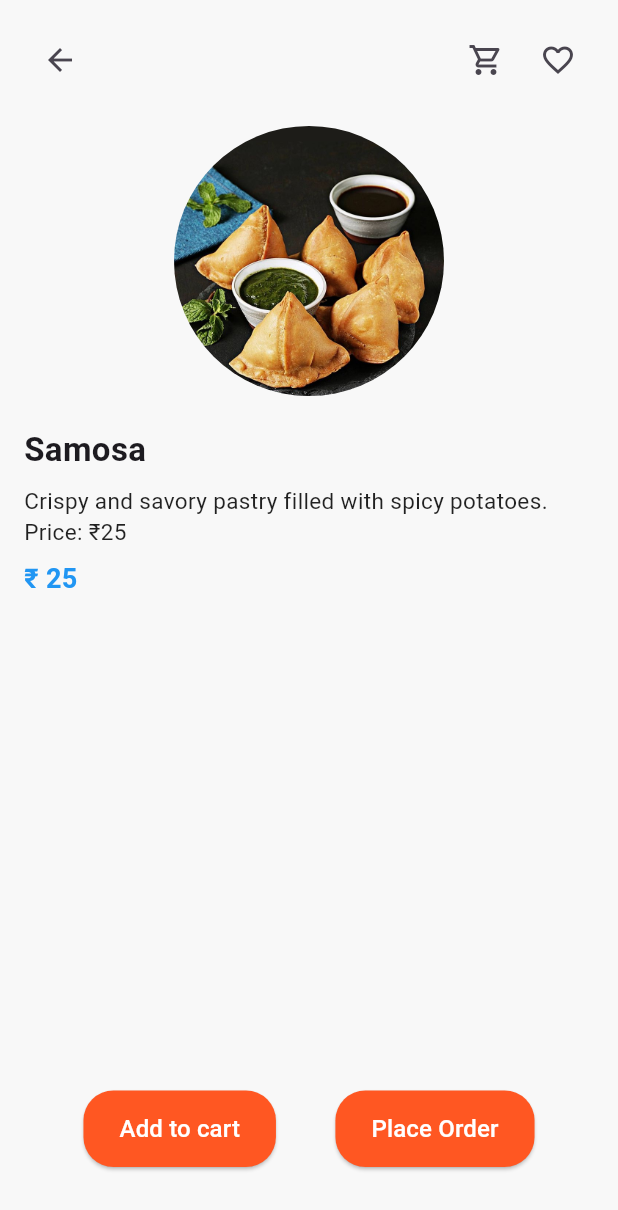
After one commit to RahulVyas12/flutter_project, a Flutter app: the FoodDetailPage screen opened directly, on a phone screen of 412 x 824 dp. The commit adds this screen. Shown: the top 1210 px of the screen. Run offline on Flutter 3.47's test engine with Material 3 defaults, Android fonts, the phone set to English and light mode, and no system bars.

Commit message:
food menu, restaurants

```diff
--- /dev/null
+++ b/lib/food_item.dart
@@ -0,0 +1,132 @@
+import 'package:flutter/material.dart';
+
+void main() {
+  runApp(
+    const MaterialApp(
+      debugShowCheckedModeBanner: false,
+      home: FoodDetailPage(),
+    ),
+  );
+}
+
+class FoodDetailPage extends StatelessWidget {
+  const FoodDetailPage({super.key});
+
+  @override
+  Widget build(BuildContext context) {
+    return Scaffold(
+      backgroundColor: const Color(0xFFF8F8F8),
+      body: SafeArea(
+        child: Padding(
+          padding: const EdgeInsets.all(16.0),
+          child: Column(
+            crossAxisAlignment: CrossAxisAlignment.start,
+            children: [
+              // Top bar
+              Row(
+                mainAxisAlignment: MainAxisAlignment.spaceBetween,
+                children: [
+                  IconButton(
+                    icon: const Icon(Icons.arrow_back),
+                    onPressed: () {
+                      Navigator.pop(context);
+                    },
+                  ),
+                  Row(
+                    children: [
+                      IconButton(
+                        icon: const Icon(Icons.shopping_cart_outlined),
+                        onPressed: () {},
+                      ),
+                      IconButton(
+                        icon: const Icon(Icons.favorite_border),
+                        onPressed: () {},
+                      ),
+                    ],
+                  ),
+                ],
+              ),
+              const SizedBox(height: 20),
+
+              // Food image
+              Center(
+                child: ClipOval(
+                  child: Image.asset(
+                    "assets/samosa.jpg",
+                    width: 180,
+                    height: 180,
+                    fit: BoxFit.cover,
+                  ),
+                ),
+              ),
+              const SizedBox(height: 20),
+
+              // Food name and description
+              const Text(
+                "Samosa",
+                style: TextStyle(fontSize: 22, fontWeight: FontWeight.bold),
+              ),
+              const SizedBox(height: 8),
+              const Text(
+                "Crispy and savory pastry filled with spicy potatoes.\nPrice: ₹25",
+                style: TextStyle(fontSize: 15, color: Colors.black87),
+              ),
+              const SizedBox(height: 8),
+              const Text(
+                "₹ 25",
+                style: TextStyle(
+                  fontSize: 18,
+                  fontWeight: FontWeight.bold,
+                  color: Colors.blue,
+                ),
+              ),
+              const Spacer(),
+
+              // Buttons
+              Row(
+                mainAxisAlignment: MainAxisAlignment.spaceEvenly,
+                children: [
+                  ElevatedButton(
+                    style: ElevatedButton.styleFrom(
+                      backgroundColor: Colors.deepOrange,
+                      padding: const EdgeInsets.symmetric(
+                        horizontal: 24,
+                        vertical: 14,
+                      ),
+                      shape: RoundedRectangleBorder(
+                        borderRadius: BorderRadius.circular(20),
+                      ),
+                    ),
+                    onPressed: () {},
+                    child: const Text(
+                      "Add to cart",
+                      style: TextStyle(fontSize: 16, color: Colors.white),
+                    ),
+                  ),
+                  ElevatedButton(
+                    style: ElevatedButton.styleFrom(
+                      backgroundColor: Colors.deepOrange,
+                      padding: const EdgeInsets.symmetric(
+                        horizontal: 24,
+                        vertical: 14,
+                      ),
+                      shape: RoundedRectangleBorder(
+                        borderRadius: BorderRadius.circular(20),
+                      ),
+                    ),
+                    onPressed: () {},
+                    child: const Text(
+                      "Place Order",
+                      style: TextStyle(fontSize: 16, color: Colors.white),
+                    ),
+                  ),
+                ],
+              ),
+              const SizedBox(height: 30),
+            ],
+          ),
+        ),
+      ),
+    );
+  }
+}
--- a/pubspec.yaml
+++ b/pubspec.yaml
@@ -23,3 +23,4 @@ flutter:
   assets:
     - assets/logo.png
     - assets/paneer-butter-masala.jpg
+    - assets/samosa.jpg
```
Also changed, not shown: lib/foodmenu.dart (+11 -1 lines), lib/restaurants.dart (added, +187 -0 lines), assets/samosa.jpg (added), 1 other file.
